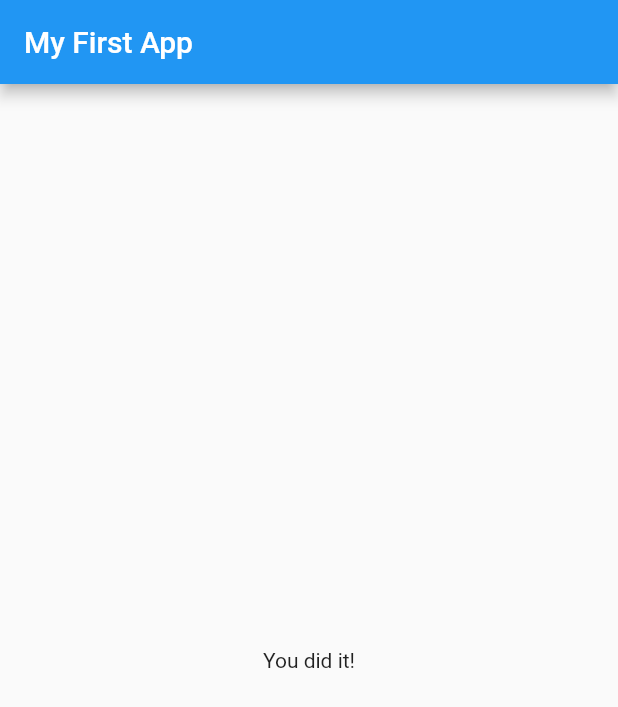
After one commit to tunganh252/flutter_test_1, a Flutter app: the screen it shows after launch, after a tap on "Red", after a tap on "Dog", after a tap on "Chicken", on a phone screen of 412 x 824 dp. The commit adds this screen. Shown: the top 707 px of the screen. Run offline on Flutter 3.47's test engine with Material 2 defaults, Android fonts, the phone set to English and light mode, and no system bars.

Commit message:
[Update] -- tenary expression + custom data maping

```diff
--- a/lib/main.dart
+++ b/lib/main.dart
@@ -1,6 +1,7 @@
 import 'package:flutter/material.dart';
 import './question.dart';
 import './answer.dart';
+import './result.dart';
 
 void main() => runApp(MyApp());
 
@@ -14,35 +15,43 @@ class MyApp extends StatefulWidget {
 }
 
 class _MyAppState extends State<MyApp> {
-  var question = [
+  final question = const [
     {
       'textQuestion': 'What\'s your favorite color ',
-      'answers': ['Red', 'Green', 'Blue', 'Yellow']
+      'answers': [
+        {'text': 'Red', 'score': 11},
+        {'text': 'Green', 'score': 13},
+        {'text': 'Blue', 'score': 12},
+        {'text': 'Yellow', 'score': 14},
+      ]
     },
     {
       'textQuestion': 'What\'s your favorite animal',
-      'answers': ['Cat', 'Dog', 'Chicken']
+      'answers': [
+        {'text': 'Cat', 'score': 5},
+        {'text': 'Dog', 'score': 4},
+        {'text': 'Chicken', 'score': 8},
+      ]
     },
     {
       'textQuestion': 'What\'s your favorite food ',
-      'answers': ['Sandwich', 'Hamburger', 'Pizza']
+      'answers': [
+        {'text': 'Sandwich', 'score': 23},
+        {'text': 'Hamburger', 'score': 32},
+        {'text': 'Chicken', 'score': 27},
+      ],
     },
   ];
 
   var _indexQuestion = 0;
+  var _totalScore = 0;
 
-  void _answerQuestion() {
-    if (_indexQuestion >= question.length - 1) {
-      setState(() {
-        _indexQuestion = 0;
-      });
-      return;
-    }
-    print('length arr: ${question.length}');
-    print('_indexQuestion: ${_indexQuestion}');
+  void _answerQuestion(int score) {
+    _totalScore += score;
     setState(() {
       _indexQuestion = _indexQuestion + 1;
     });
+    print(_totalScore);
   }
 
   @override
@@ -52,15 +61,18 @@ class _MyAppState extends State<MyApp> {
             appBar: AppBar(
               title: Text("My First App"),
             ),
-      body: Column(
+            body: _indexQuestion < question.length
+                ? Column(
                     children: <Widget>[
                       Question(question[_indexQuestion]['textQuestion']),
-          ...(question[_indexQuestion]['answers'] as List<String>)
+                      ...(question[_indexQuestion]['answers']
+                              as List<Map<String, Object>>)
                           .map((answer) {
-            return Answer(answer, _answerQuestion);
+                        return Answer(answer['text'],
+                            () => _answerQuestion(answer['score']));
                       })
                     ],
-      ),
-    ));
+                  )
+                : Result()));
   }
 }
--- /dev/null
+++ b/lib/result.dart
@@ -0,0 +1,10 @@
+import 'package:flutter/material.dart';
+
+class Result extends StatelessWidget {
+  @override
+  Widget build(BuildContext context) {
+    return Center(
+      child: Text('You did it!'),
+    );
+  }
+}
```
Lines whose indentation alone changed are shown as unchanged.
